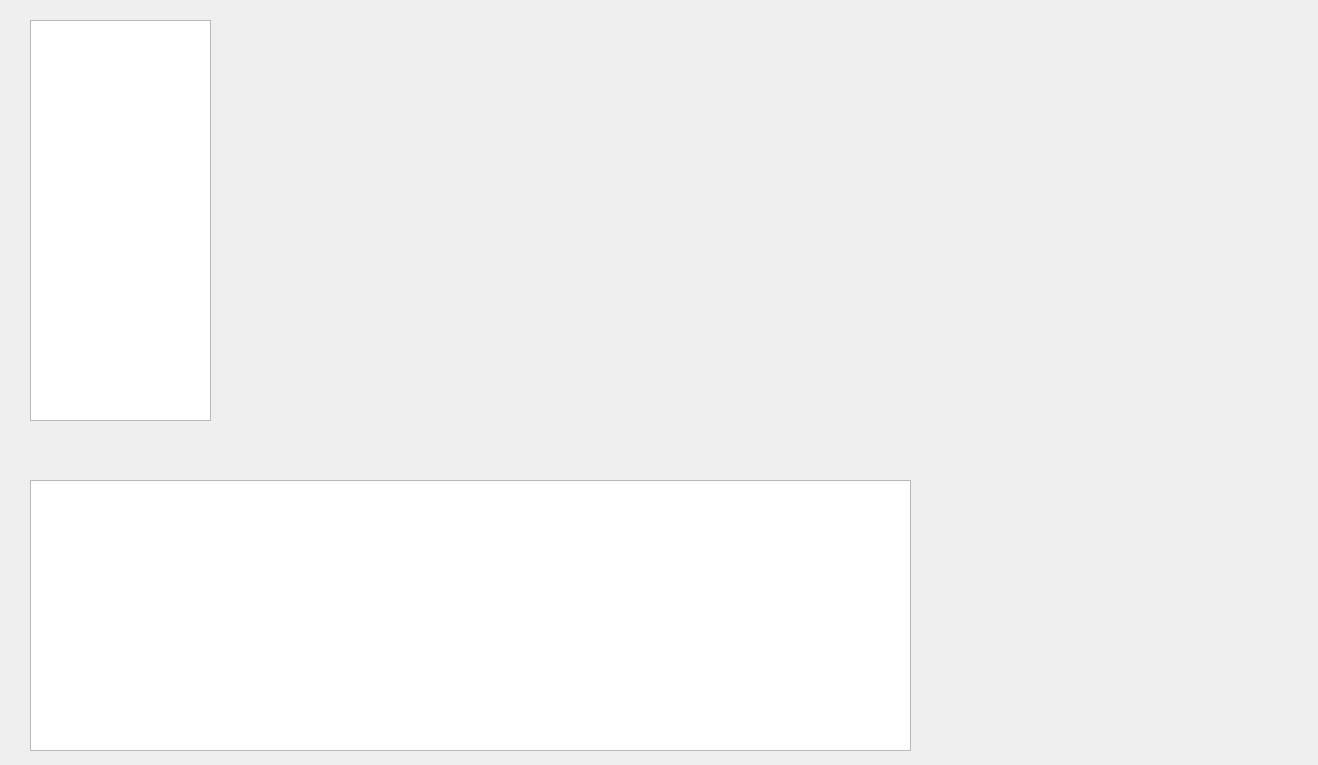
Old version of the form z_qt_demo/z_qt_demo/Resources/ui/item_views.ui in the repository AnonymousRookie/z_toys.
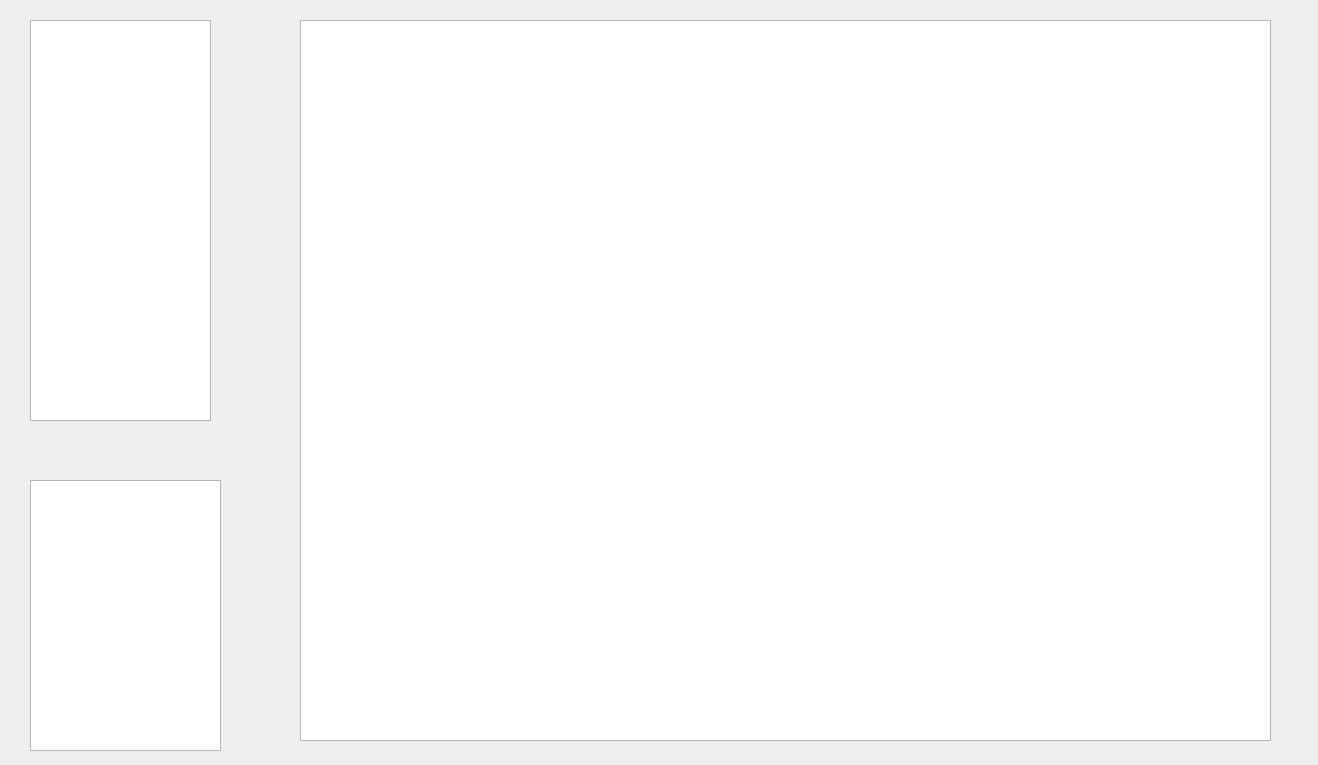
New version of the form.

Commit message: 弹出式提示窗口，QTableView使用示例

```diff
--- a/z_qt_demo/z_qt_demo/Resources/ui/item_views.ui
+++ b/z_qt_demo/z_qt_demo/Resources/ui/item_views.ui
@@ -28,11 +28,21 @@
     <rect>
      <x>30</x>
      <y>480</y>
-     <width>881</width>
+     <width>191</width>
      <height>271</height>
     </rect>
    </property>
   </widget>
+  <widget class="QTableView" name="tableView">
+   <property name="geometry">
+    <rect>
+     <x>300</x>
+     <y>20</y>
+     <width>971</width>
+     <height>721</height>
+    </rect>
+   </property>
+  </widget>
  </widget>
  <resources/>
  <connections/>
```
The commit also changes 14 other files.
